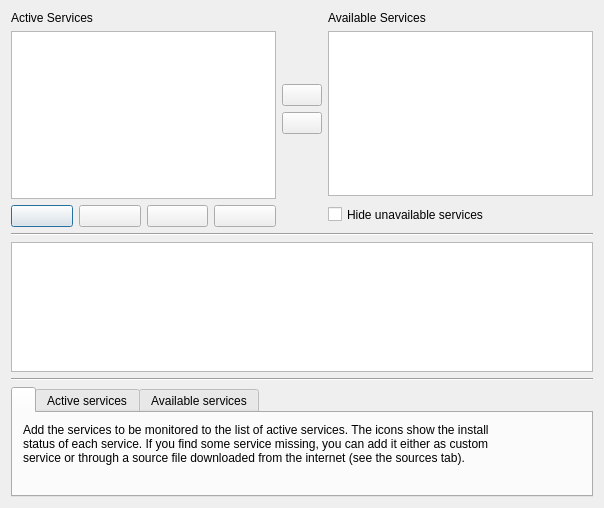
This is contents/code/dialogs/Services.ui in mbleichner/service-monitor as Qt 5 draws it before an edit. The edited form follows.
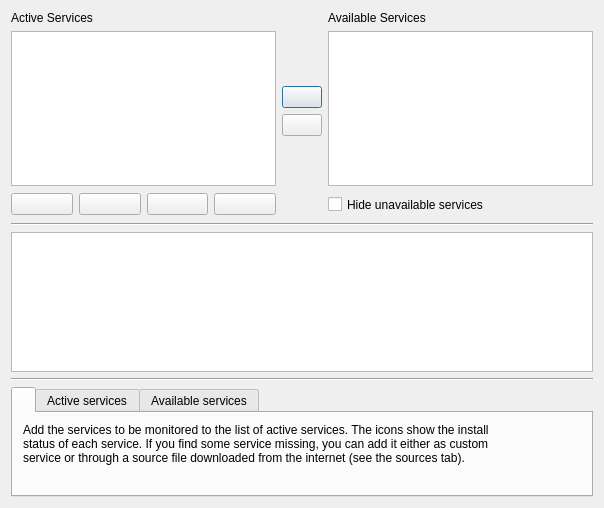
This is the edited form. Icons and pictures are not drawn.

Diff of the .ui file:
```diff
--- a/contents/code/dialogs/Services.ui
+++ b/contents/code/dialogs/Services.ui
@@ -13,12 +13,10 @@
   <property name="windowTitle">
    <string>Dialog</string>
   </property>
-  <layout class="QVBoxLayout" name="verticalLayout_8">
+  <layout class="QVBoxLayout" name="verticalLayout">
    <item>
-    <layout class="QHBoxLayout" name="horizontalLayout_2">
-     <item>
-      <layout class="QVBoxLayout" name="verticalLayout_2">
-       <item>
+    <layout class="QGridLayout" name="gridLayout">
+     <item row="0" column="0">
         <widget class="QLabel" name="activeServicesLabel">
          <property name="sizePolicy">
           <sizepolicy hsizetype="Preferred" vsizetype="Fixed">
@@ -31,7 +29,33 @@
          </property>
         </widget>
        </item>
-       <item>
+     <item row="0" column="1" rowspan="2">
+      <spacer name="verticalSpacer">
+       <property name="orientation">
+        <enum>Qt::Vertical</enum>
+       </property>
+       <property name="sizeHint" stdset="0">
+        <size>
+         <width>20</width>
+         <height>78</height>
+        </size>
+       </property>
+      </spacer>
+     </item>
+     <item row="0" column="2">
+      <widget class="QLabel" name="inactiveServicesLabel">
+       <property name="sizePolicy">
+        <sizepolicy hsizetype="Preferred" vsizetype="Fixed">
+         <horstretch>0</horstretch>
+         <verstretch>1</verstretch>
+        </sizepolicy>
+       </property>
+       <property name="text">
+        <string>Available Services</string>
+       </property>
+      </widget>
+     </item>
+     <item row="1" column="0" rowspan="4">
         <widget class="QListWidget" name="activeServicesList">
          <property name="sizePolicy">
           <sizepolicy hsizetype="Expanding" vsizetype="Expanding">
@@ -41,7 +65,52 @@
          </property>
         </widget>
        </item>
-       <item>
+     <item row="1" column="2" rowspan="4">
+      <widget class="QListWidget" name="inactiveServicesList">
+       <property name="sizePolicy">
+        <sizepolicy hsizetype="Expanding" vsizetype="Expanding">
+         <horstretch>0</horstretch>
+         <verstretch>0</verstretch>
+        </sizepolicy>
+       </property>
+      </widget>
+     </item>
+     <item row="2" column="1">
+      <widget class="QPushButton" name="activateButton">
+       <property name="text">
+        <string/>
+       </property>
+       <property name="icon">
+        <iconset resource="../resources/icons/icons.qrc">
+         <normaloff>:/arrow-left-double.png</normaloff>:/arrow-left-double.png</iconset>
+       </property>
+      </widget>
+     </item>
+     <item row="3" column="1">
+      <widget class="QPushButton" name="deactivateButton">
+       <property name="text">
+        <string/>
+       </property>
+       <property name="icon">
+        <iconset resource="../resources/icons/icons.qrc">
+         <normaloff>:/arrow-right-double.png</normaloff>:/arrow-right-double.png</iconset>
+       </property>
+      </widget>
+     </item>
+     <item row="4" column="1" rowspan="2">
+      <spacer name="verticalSpacer_2">
+       <property name="orientation">
+        <enum>Qt::Vertical</enum>
+       </property>
+       <property name="sizeHint" stdset="0">
+        <size>
+         <width>20</width>
+         <height>98</height>
+        </size>
+       </property>
+      </spacer>
+     </item>
+     <item row="5" column="0">
         <layout class="QHBoxLayout" name="horizontalLayout">
          <item>
           <widget class="QPushButton" name="sortTopButton">
@@ -92,87 +161,14 @@
          </item>
         </layout>
        </item>
-      </layout>
-     </item>
-     <item>
-      <layout class="QVBoxLayout" name="verticalLayout">
-       <item>
-        <spacer name="verticalSpacer">
-         <property name="orientation">
-          <enum>Qt::Vertical</enum>
-         </property>
-         <property name="sizeHint" stdset="0">
-          <size>
-           <width>20</width>
-           <height>78</height>
-          </size>
-         </property>
-        </spacer>
-       </item>
-       <item>
-        <widget class="QPushButton" name="activateButton">
-         <property name="text">
-          <string/>
-         </property>
-         <property name="icon">
-          <iconset resource="../resources/icons/icons.qrc">
-           <normaloff>:/arrow-left-double.png</normaloff>:/arrow-left-double.png</iconset>
-         </property>
-        </widget>
-       </item>
-       <item>
-        <widget class="QPushButton" name="deactivateButton">
-         <property name="text">
-          <string/>
-         </property>
-         <property name="icon">
-          <iconset resource="../resources/icons/icons.qrc">
-           <normaloff>:/arrow-right-double.png</normaloff>:/arrow-right-double.png</iconset>
-         </property>
-        </widget>
-       </item>
-       <item>
-        <spacer name="verticalSpacer_2">
-         <property name="orientation">
-          <enum>Qt::Vertical</enum>
-         </property>
-         <property name="sizeHint" stdset="0">
-          <size>
-           <width>20</width>
-           <height>98</height>
-          </size>
-         </property>
-        </spacer>
-       </item>
-      </layout>
-     </item>
-     <item>
-      <layout class="QVBoxLayout" name="verticalLayout_3">
-       <item>
-        <widget class="QLabel" name="inactiveServicesLabel">
-         <property name="sizePolicy">
-          <sizepolicy hsizetype="Preferred" vsizetype="Fixed">
-           <horstretch>0</horstretch>
-           <verstretch>1</verstretch>
-          </sizepolicy>
-         </property>
-         <property name="text">
-          <string>Available Services</string>
-         </property>
-        </widget>
-       </item>
-       <item>
-        <widget class="QListWidget" name="inactiveServicesList">
-         <property name="sizePolicy">
-          <sizepolicy hsizetype="Expanding" vsizetype="Expanding">
-           <horstretch>0</horstretch>
-           <verstretch>0</verstretch>
-          </sizepolicy>
-         </property>
-        </widget>
-       </item>
-       <item>
+     <item row="5" column="2">
         <widget class="QCheckBox" name="hideUnavailableCheckBox">
+       <property name="sizePolicy">
+        <sizepolicy hsizetype="Minimum" vsizetype="Preferred">
+         <horstretch>0</horstretch>
+         <verstretch>0</verstretch>
+        </sizepolicy>
+       </property>
          <property name="minimumSize">
           <size>
            <width>0</width>
@@ -182,7 +178,7 @@
          <property name="maximumSize">
           <size>
            <width>16777215</width>
-           <height>25</height>
+         <height>16777215</height>
           </size>
          </property>
          <property name="text">
@@ -192,8 +188,6 @@
        </item>
       </layout>
      </item>
-    </layout>
-   </item>
    <item>
     <widget class="Line" name="line">
      <property name="sizePolicy">
@@ -221,7 +215,7 @@
      <property name="maximumSize">
       <size>
        <width>16777215</width>
-       <height>130</height>
+       <height>140</height>
       </size>
      </property>
      <property name="styleSheet">
```
Lines whose indentation alone changed are shown as unchanged.
